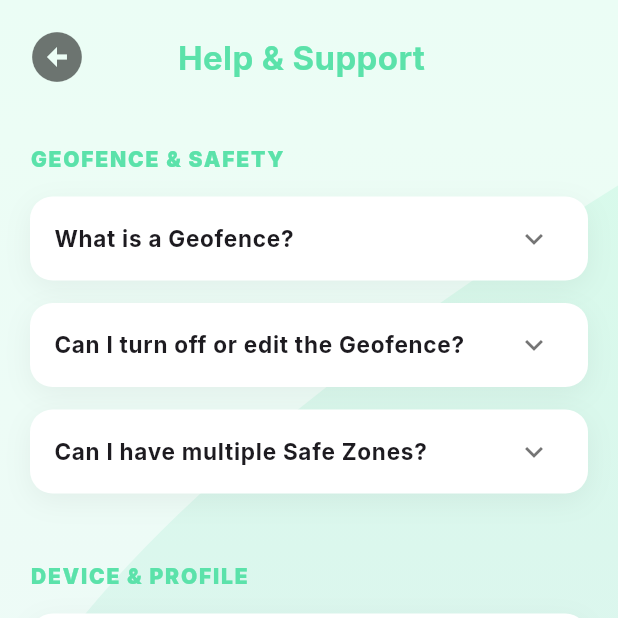
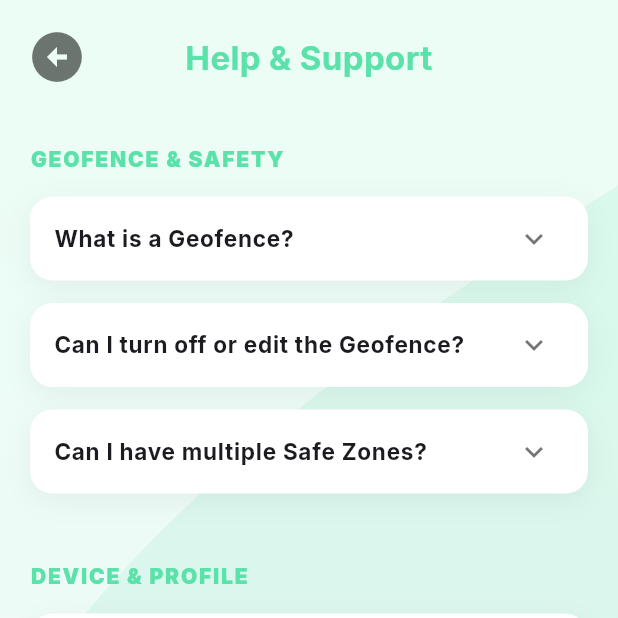
Before and after one commit to afsal63s/cublink, a Flutter app: the screen it shows once a user with an empty profile is signed in, in the side drawer, after a tap on "Help & Support", on a phone screen of 412 x 824 dp, the top half of it. Run offline on Flutter 3.47's test engine with Material 3 defaults, Android fonts, the phone set to English and light mode, and no system bars; our stand-ins replace firebase_auth, firebase_core, firebase_database, firebase_storage, flutter_local_notifications, flutter_map and 5 more; missing offline and left inert: flutter_background_service; accounts and stored records are empty; generated files the repository leaves out were written again.

Commit message:
Ios init

```diff
--- a/lib/providers/geofence_provider.dart
+++ b/lib/providers/geofence_provider.dart
@@ -198,4 +198,10 @@
       await _userRef!.child(id).update({'isActive': false});
     }
   }
+  bool isNameDuplicate(String name, {String? excludeId}){
+    return _geofences.any((geo) =>
+      geo.name.toLowerCase() == name.trim().toLowerCase() &&
+      geo.id != excludeId
+    );
+  }
 }
--- a/lib/screens/help_support_screen.dart
+++ b/lib/screens/help_support_screen.dart
@@ -1,8 +1,8 @@
 import 'package:flutter/material.dart';
 import 'package:url_launcher/url_launcher.dart';
 import 'package:cublink/widgets/background_wave_painter.dart';
-import 'package:provider/provider.dart'; // 🔥 NEEDED FOR THEME
-import 'package:cublink/providers/theme_provider.dart'; // 🔥 NEEDED FOR THEME
+import 'package:provider/provider.dart';
+import 'package:cublink/providers/theme_provider.dart';
 
 class HelpSupportScreen extends StatelessWidget {
   const HelpSupportScreen({super.key});
@@ -37,7 +37,6 @@
     // 🔥 GRAB THE THEME
     final themeProvider = context.watch<ThemeProvider>();
     final isDark = themeProvider.isDarkMode;
-    final textColor = Theme.of(context).textTheme.bodyLarge?.color;
 
     return Scaffold(
       body: Stack(
@@ -72,15 +71,18 @@
           SafeArea(
             child: Column(
               children: [
-                // --- CUSTOM HEADER ---
+                // --- CUSTOM HEADER (FIXED ALIGNMENT) ---
                 Padding(
-                  padding: const EdgeInsets.only(left: 10, right: 20, top: 10, bottom: 10),
-                  child: Row(
-                    mainAxisAlignment: MainAxisAlignment.spaceBetween,
+                  padding: const EdgeInsets.symmetric(horizontal: 10, vertical: 10),
+                  child: Stack(
+                    alignment: Alignment.center,
                     children: [
-                      IconButton(
+                      Align(
+                        alignment: Alignment.centerLeft,
+                        child: IconButton(
                           icon: Icon(Icons.arrow_circle_left, color: isDark ? Colors.white54 : Colors.black54, size: 40),
                           onPressed: () => Navigator.pop(context),
+                        ),
                       ),
 
                       Text(
@@ -92,8 +94,6 @@
                           color: Theme.of(context).colorScheme.primary, // DYNAMIC
                         ),
                       ),
-
-                      const SizedBox(width: 56),
                     ],
                   ),
                 ),
@@ -202,7 +202,7 @@
     );
   }
 
-  // --- Upgraded Helper Widget for FAQ ---
+  // --- Helper Widget for FAQ ---
   Widget _buildFAQItem(BuildContext context, String question, String answer, bool isDark) {
     return Container(
       margin: const EdgeInsets.only(bottom: 15),
@@ -235,7 +235,7 @@
     );
   }
 
-  // --- Helper Widget for Contact Rows ---
+  // --- Helper Widget for Contact Rows (NOW WITH EXPANDED FIX) ---
   Widget _buildContactRow(BuildContext context, {required IconData icon, required String text, required VoidCallback onTap, required bool isDark}) {
     return InkWell(
       onTap: onTap,
@@ -253,15 +253,21 @@
               child: Icon(icon, color: Theme.of(context).colorScheme.primary, size: 22),
             ),
             const SizedBox(width: 15),
-            Text(
+
+            // 🔥 THE FIX: Text is wrapped in Expanded so it flexes instead of breaking the box
+            Expanded(
+              child: Text(
                 text,
                 style: TextStyle(
                   fontSize: 15,
                   fontWeight: FontWeight.bold,
                   color: Theme.of(context).textTheme.bodyLarge?.color,
                 ),
+                overflow: TextOverflow.ellipsis,
               ),
-            const Spacer(),
+            ),
+
+            const SizedBox(width: 10),
             Icon(Icons.arrow_outward_rounded, size: 18, color: isDark ? Colors.white24 : Colors.black26),
           ],
         ),
--- a/lib/screens/home_screen.dart
+++ b/lib/screens/home_screen.dart
@@ -4,7 +4,7 @@
 import 'package:cublink/widgets/side_menu_drawer.dart';
 import 'package:flutter/material.dart';
 import 'package:provider/provider.dart';
-import 'package:cublink/providers/theme_provider.dart'; // 🔥 NEEDED FOR THEME
+import 'package:cublink/providers/theme_provider.dart';
 
 class HomeScreen extends StatefulWidget {
   const HomeScreen({super.key});
@@ -82,25 +82,25 @@
                   ),
                 ),
 
-                SizedBox(height: height*0.06),
+                const SizedBox(height: 20),
 
-                Container(
-                  height: height*0.4,
-                  padding: const EdgeInsets.all(20),
-                  child: Image.asset(
-                    'assets/images/girl.png',
-                    fit: BoxFit.contain,
-                    errorBuilder: ((context,error,stack) =>
-                    Icon(Icons.image, size: 80, color: isDark ? Colors.white12 : Colors.black12)),
+                // 🔥 THE FIX: Let the image flex to fit the remaining screen space perfectly
+                Expanded(
+                  child: Padding(
+                    padding: const EdgeInsets.symmetric(horizontal: 20),
+                    child: Image.asset(
+                      'assets/images/girl.png',
+                      fit: BoxFit.contain,
+                      errorBuilder: ((context,error,stack) =>
+                      Icon(Icons.image, size: 80, color: isDark ? Colors.white12 : Colors.black12)),
+                    ),
                   ),
                 ),
 
-                const Spacer(),
+                const SizedBox(height: 20),
 
                 // Pass context to the builder so it can read the theme
                 _buildStudentCard(context, studentData, isDark),
-
-                const SizedBox(height: 50)
               ],
             )
           )
@@ -111,7 +111,7 @@
 
   Widget _buildStudentCard(BuildContext context, StudentProvider studentData, bool isDark) {
     return Container(
-      margin: const EdgeInsets.symmetric(horizontal: 24),
+      margin: const EdgeInsets.symmetric(horizontal: 24, vertical: 20),
       padding: const EdgeInsets.all(20),
       decoration: BoxDecoration(
         color: Theme.of(context).colorScheme.surface, // DYNAMIC SURFACE
@@ -222,13 +222,13 @@
 }
 
 class _InfoRow extends StatelessWidget {
-  final BuildContext context; // Pass context to access theme
+  final BuildContext context;
   final String label;
   final String value;
   const _InfoRow({required this.context, required this.label, required this.value});
 
   @override
-  Widget build(BuildContext _) { // Use the passed context
+  Widget build(BuildContext _) {
     final textColor = Theme.of(context).textTheme.bodyLarge?.color;
 
     return Padding(
--- a/lib/services/notification_service.dart
+++ b/lib/services/notification_service.dart
@@ -10,8 +10,17 @@
     const AndroidInitializationSettings androidSettings =
         AndroidInitializationSettings('app_logo');
 
+    const DarwinInitializationSettings initializationSettingsDarwin =
+              DarwinInitializationSettings(
+            requestAlertPermission: true,
+            requestBadgePermission: true,
+            requestSoundPermission: true,
+          );
+
     const InitializationSettings settings =
-        InitializationSettings(android: androidSettings);
+        InitializationSettings(
+          android: androidSettings,
+          iOS: initializationSettingsDarwin);
 
     await _notifications.initialize(
       settings: settings, // <--- Using your correct named parameter syntax
```
Also changed, not shown: firepit-log.txt (added, +13 -0 lines), lib/screens/add_geofence_screen.dart (+21 -1 lines), pubspec.lock, 59 other files. Lines whose indentation alone changed are shown as unchanged.
